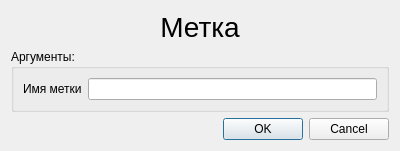
Xtail96/SML, file KAMEditor/gui/commands/labeldialog.ui: the form before one commit.
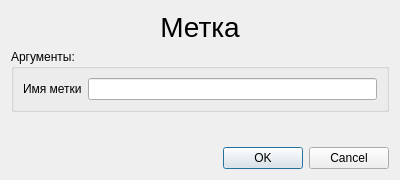
The form after the commit.

Diff of the .ui file:
```diff
--- a/KAMEditor/gui/commands/labeldialog.ui
+++ b/KAMEditor/gui/commands/labeldialog.ui
@@ -7,7 +7,7 @@
     <x>0</x>
     <y>0</y>
     <width>400</width>
-    <height>150</height>
+    <height>180</height>
    </rect>
   </property>
   <property name="windowTitle">
@@ -54,6 +54,19 @@
      </layout>
     </widget>
    </item>
+   <item>
+    <spacer name="verticalSpacer">
+     <property name="orientation">
+      <enum>Qt::Vertical</enum>
+     </property>
+     <property name="sizeHint" stdset="0">
+      <size>
+       <width>20</width>
+       <height>100</height>
+      </size>
+     </property>
+    </spacer>
+   </item>
    <item>
     <widget class="QDialogButtonBox" name="buttonBox">
      <property name="orientation">
```
